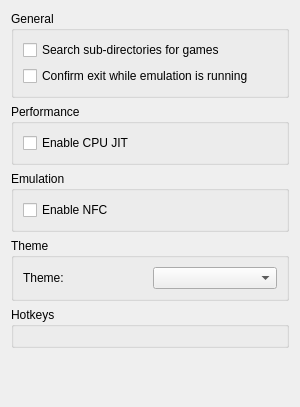
First picture: the form in src/yuzu/configuration/configure_general.ui, repository rorrim-rorrim/eden-alt, before the edit.
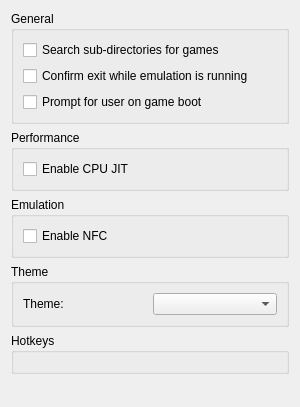
Second picture: the form after the edit. Custom widgets are drawn as their Qt base class.

Commit message:
qt: Add setting to prompt for user on game boot
Using the QtProfileSelectorDialog, this implementation is trivial. This mimics the real switch behavior of asking which user on every game boot, but it is default disabled as that might get inconvenient.

```diff
--- a/src/yuzu/configuration/configure_general.ui
+++ b/src/yuzu/configuration/configure_general.ui
@@ -38,6 +38,13 @@
             </property>
            </widget>
           </item>
+          <item>
+           <widget class="QCheckBox" name="toggle_user_on_boot">
+            <property name="text">
+             <string>Prompt for user on game boot</string>
+            </property>
+           </widget>
+          </item>
          </layout>
         </item>
        </layout>
```
The commit also changes 5 other files.
